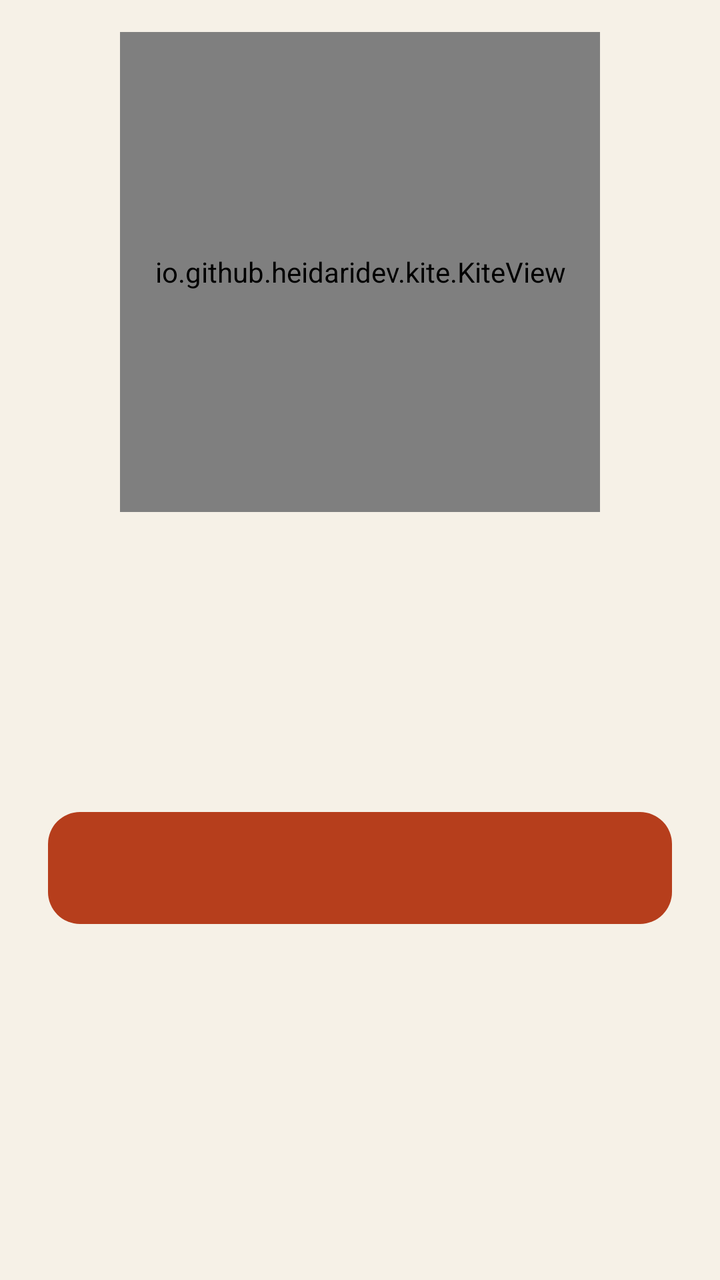
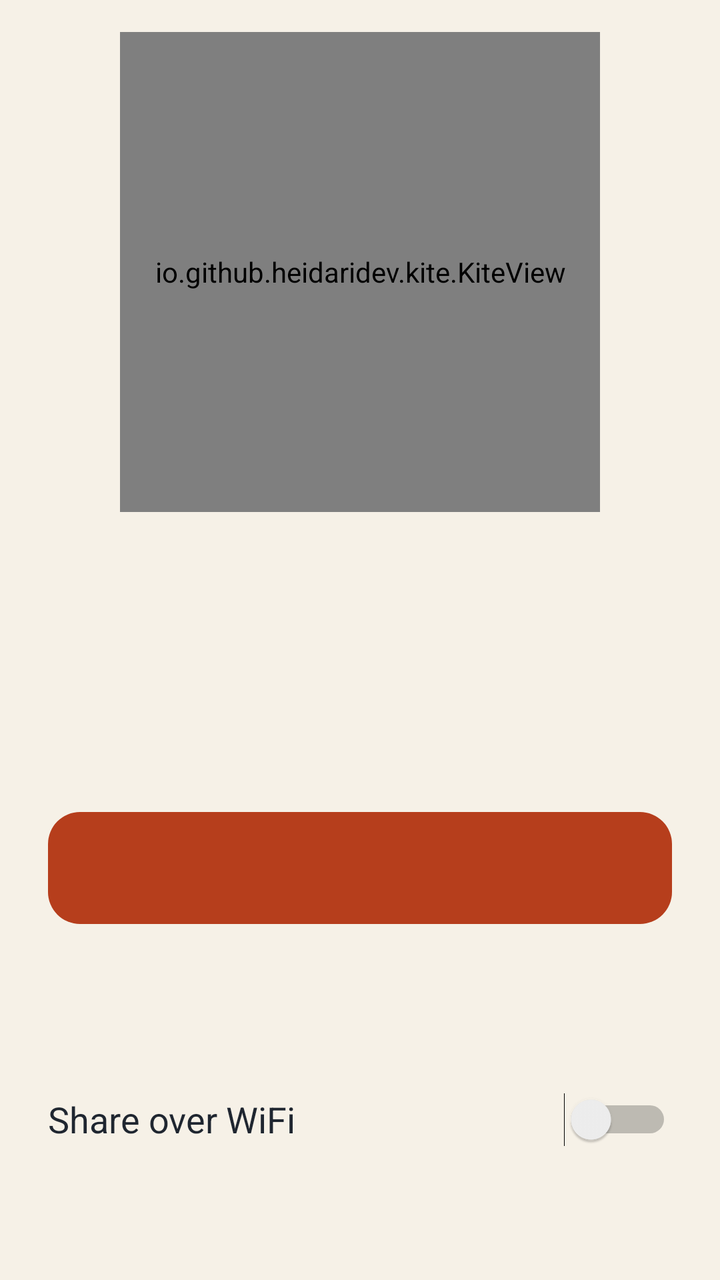

Before-and-after screenshots of an Android layout around one commit, followed by the original layout XML and the change that was made.
<!-- AndroidManifest.xml: application theme Theme.Kite -->
<!-- res/layout/activity_main.xml -->
<?xml version="1.0" encoding="utf-8"?>
<ScrollView xmlns:android="http://schemas.android.com/apk/res/android"
    android:layout_width="match_parent"
    android:layout_height="match_parent"
    android:clipChildren="false"
    android:fillViewport="true"
    android:fitsSystemWindows="true"
    android:overScrollMode="ifContentScrolls">

    <LinearLayout
        android:id="@+id/content"
        android:layout_width="match_parent"
        android:layout_height="wrap_content"
        android:layout_gravity="center_horizontal"
        android:clipChildren="false"
        android:gravity="center_horizontal"
        android:orientation="vertical"
        android:paddingBottom="24dp"
        android:paddingEnd="24dp"
        android:paddingStart="24dp"
        android:paddingTop="16dp">

        <io.github.heidaridev.kite.KiteView
            android:id="@+id/kite"
            android:layout_width="240dp"
            android:layout_height="240dp" />

        <TextView
            android:id="@+id/status"
            android:layout_width="match_parent"
            android:layout_height="wrap_content"
            android:layout_marginTop="16dp"
            android:accessibilityLiveRegion="polite"
            android:gravity="center_horizontal"
            android:textColor="@color/kite_text"
            android:textSize="28sp"
            android:textStyle="bold" />

        <TextView
            android:id="@+id/detail"
            android:layout_width="match_parent"
            android:layout_height="wrap_content"
            android:layout_marginTop="8dp"
            android:gravity="center_horizontal"
            android:textColor="@color/kite_text_secondary"
            android:textSize="16sp" />

        <TextView
            android:id="@+id/speed"
            android:layout_width="match_parent"
            android:layout_height="wrap_content"
            android:layout_marginTop="8dp"
            android:fontFeatureSettings="tnum"
            android:gravity="center_horizontal"
            android:textColor="@color/kite_text"
            android:textSize="20sp" />

        <Button
            android:id="@+id/toggle"
            android:layout_width="match_parent"
            android:layout_height="wrap_content"
            android:layout_marginTop="32dp"
            android:background="@drawable/bg_button_primary"
            android:minHeight="56dp"
            android:stateListAnimator="@null"
            android:textAllCaps="false"
            android:textColor="@color/kite_on_button"
            android:textSize="18sp"
            android:textStyle="bold" />

        <Button
            android:id="@+id/pair"
            android:layout_width="match_parent"
            android:layout_height="wrap_content"
            android:layout_marginTop="12dp"
            android:background="@drawable/bg_button_outline"
            android:minHeight="56dp"
            android:stateListAnimator="@null"
            android:text="@string/pair"
            android:textAllCaps="false"
            android:textColor="@color/kite_button"
            android:textSize="18sp"
            android:textStyle="bold"
            android:visibility="gone" />

        <TextView
            android:id="@+id/pairing"
            android:layout_width="match_parent"
            android:layout_height="wrap_content"
            android:layout_marginTop="16dp"
            android:accessibilityLiveRegion="polite"
            android:gravity="center_horizontal"
            android:textColor="@color/kite_text_secondary"
            android:textSize="16sp" />

        <TextView
            android:id="@+id/code"
            android:layout_width="match_parent"
            android:layout_height="wrap_content"
            android:layout_marginTop="8dp"
            android:accessibilityLiveRegion="polite"
            android:fontFamily="monospace"
            android:gravity="center_horizontal"
            android:textColor="@color/kite_text"
            android:textSize="36sp"
            android:textStyle="bold"
            android:visibility="gone" />

        <TextView
            android:id="@+id/computers_title"
            android:layout_width="match_parent"
            android:layout_height="wrap_content"
            android:layout_marginTop="32dp"
            android:text="@string/computers"
            android:textColor="@color/kite_text_secondary"
            android:textSize="16sp"
            android:textStyle="bold"
            android:visibility="gone" />

        <LinearLayout
            android:id="@+id/computers"
            android:layout_width="match_parent"
            android:layout_height="wrap_content"
            android:orientation="vertical" />
    </LinearLayout>
</ScrollView>
<!-- resources referenced by this layout -->
<resources>
  <color name="kite_button">#B63E1C</color>
  <color name="kite_on_button">#FFFFFF</color>
  <color name="kite_text">#1F2630</color>
  <color name="kite_text_secondary">#4F5662</color>
  <!-- drawable bg_button_outline (drawable) -->
  <?xml version="1.0" encoding="utf-8"?>
  <ripple xmlns:android="http://schemas.android.com/apk/res/android"
      android:color="@color/kite_ripple_outline">
      <item>
          <shape android:shape="rectangle">
              <stroke
                  android:width="2dp"
                  android:color="@color/kite_button" />
              <corners android:radius="16dp" />
          </shape>
      </item>
  </ripple>
  <!-- drawable bg_button_primary (drawable) -->
  <?xml version="1.0" encoding="utf-8"?>
  <ripple xmlns:android="http://schemas.android.com/apk/res/android"
      android:color="@color/kite_ripple">
      <item>
          <shape android:shape="rectangle">
              <solid android:color="@color/kite_button" />
              <corners android:radius="16dp" />
          </shape>
      </item>
  </ripple>
  <string name="computers">Paired computers</string>
  <string name="pair">Pair a computer</string>
  <style name="Theme.Kite" parent="android:Theme.DeviceDefault.Light.NoActionBar">
          <item name="android:windowBackground">@color/kite_bg</item>
          <item name="android:textColorPrimary">@color/kite_text</item>
          <item name="android:textColorSecondary">@color/kite_text_secondary</item>
          <item name="android:statusBarColor">@color/kite_bg</item>
          <item name="android:navigationBarColor">@color/kite_bg</item>
          <item name="android:windowLightStatusBar">true</item>
          <item name="android:windowLightNavigationBar">true</item>
      </style>
  <color name="kite_ripple_outline">#29B63E1C</color>
  <color name="kite_ripple">#33FFFFFF</color>
  <color name="kite_bg">@color/paper</color>
  <color name="paper">#F6F1E7</color>
</resources>

<!-- the commit's change to res/layout/activity_main.xml (unified diff, before → after) -->
@@ -106,6 +106,28 @@
             android:textStyle="bold"
             android:visibility="gone" />
 
+        <Switch
+            android:id="@+id/wifi"
+            android:layout_width="match_parent"
+            android:layout_height="wrap_content"
+            android:layout_marginTop="32dp"
+            android:minHeight="56dp"
+            android:saveEnabled="false"
+            android:text="@string/wifi_title"
+            android:textColor="@color/kite_text"
+            android:textSize="18sp" />
+
+        <TextView
+            android:id="@+id/wifi_line"
+            android:layout_width="match_parent"
+            android:layout_height="wrap_content"
+            android:accessibilityLiveRegion="polite"
+            android:fontFamily="monospace"
+            android:textColor="@color/kite_text_secondary"
+            android:textIsSelectable="true"
+            android:textSize="16sp"
+            android:visibility="gone" />
+
         <TextView
             android:id="@+id/computers_title"
             android:layout_width="match_parent"
<!-- resource entries referenced after the edit -->
@@ -30,8 +30,10 @@
   </ripple>
   <string name="computers">Paired computers</string>
   <string name="pair">Pair a computer</string>
+  <string name="wifi_title">Share over WiFi</string>
   <style name="Theme.Kite" parent="android:Theme.DeviceDefault.Light.NoActionBar">
           <item name="android:windowBackground">@color/kite_bg</item>
+          <item name="android:colorAccent">@color/kite_button</item>
           <item name="android:textColorPrimary">@color/kite_text</item>
           <item name="android:textColorSecondary">@color/kite_text_secondary</item>
           <item name="android:statusBarColor">@color/kite_bg</item>
